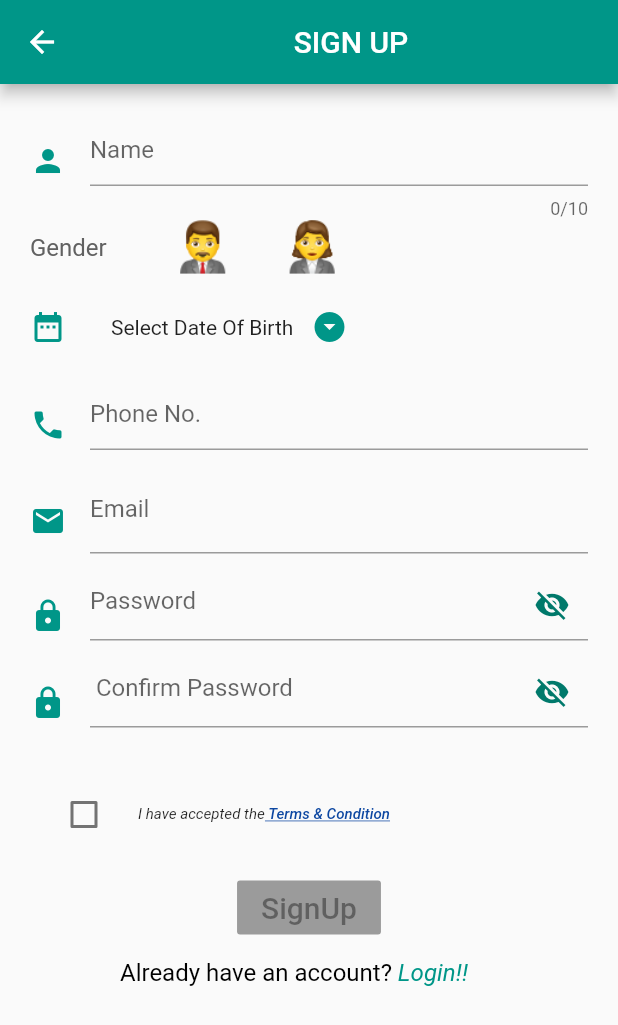
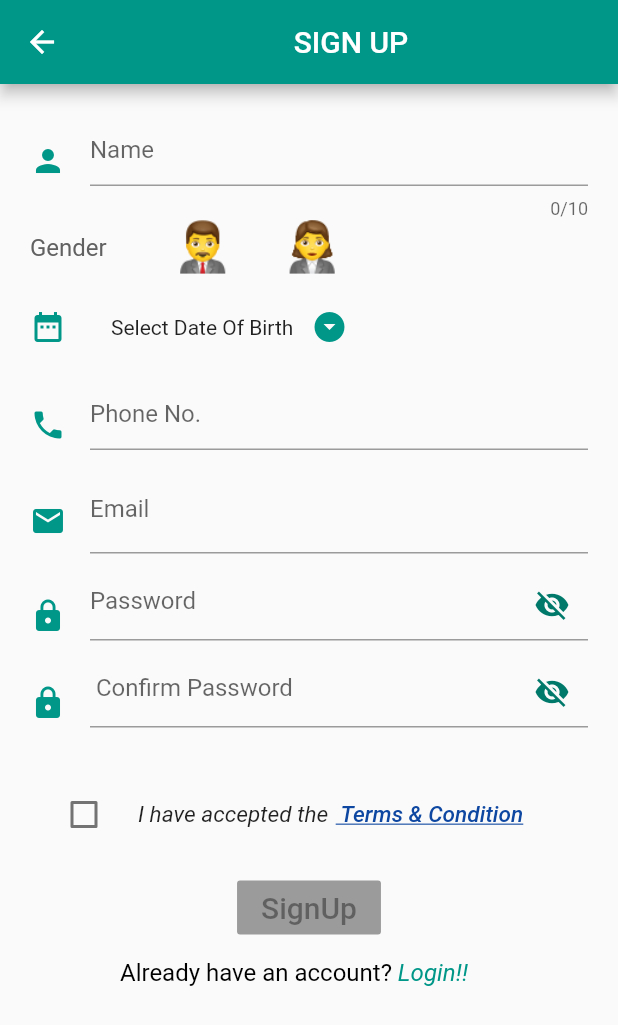
Before and after one commit to arunka02/project_ibs, a Flutter app: the SignupScreen screen opened by its route, on a phone screen of 412 x 824 dp. Shown: the top 1025 px of the screen. Run offline on Flutter 3.47's test engine with Material 2 defaults, Android fonts, the phone set to English and light mode, and no system bars; our stand-ins replace flutter_conditional_rendering.

Commit message:
T&C  changes

```diff
--- a/lib/screens/signup.dart
+++ b/lib/screens/signup.dart
@@ -331,10 +331,10 @@ class _SignupScreenState extends State<SignupScreen> {
     return Container(
         child: CheckboxListTile(
       title: Row(
-        children: <Widget>[Padding(padding: EdgeInsets.only(right:0.11),
+        children: <Widget>[Padding(padding: EdgeInsets.only(right:5),
          child: Text("I have accepted the",
               style: TextStyle(
-                fontSize: 10,
+                fontSize: 15,
                 fontStyle: FontStyle.italic,
               ))),
           InkWell(
@@ -355,7 +355,7 @@ class _SignupScreenState extends State<SignupScreen> {
               child: Text(
                 " Terms & Condition",
                 style: TextStyle(
-                  fontSize: 10,
+                  fontSize: 15,
                     decoration: TextDecoration.underline,
                     fontStyle: FontStyle.italic,
                     color: Colors.blue[900],
```
